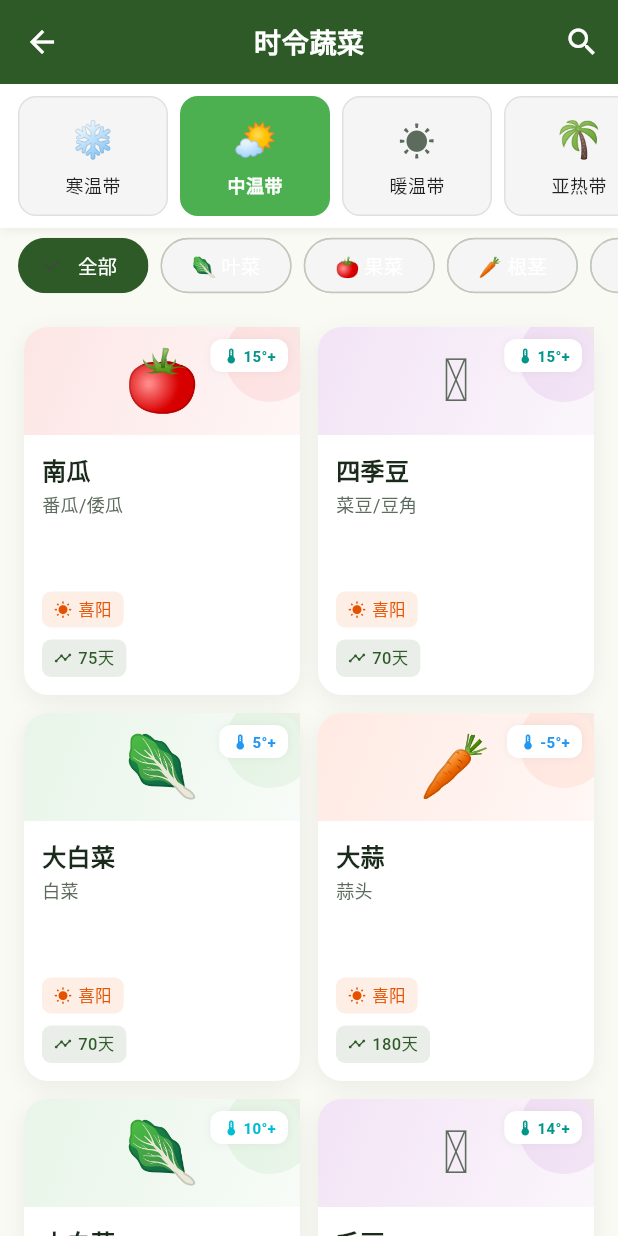
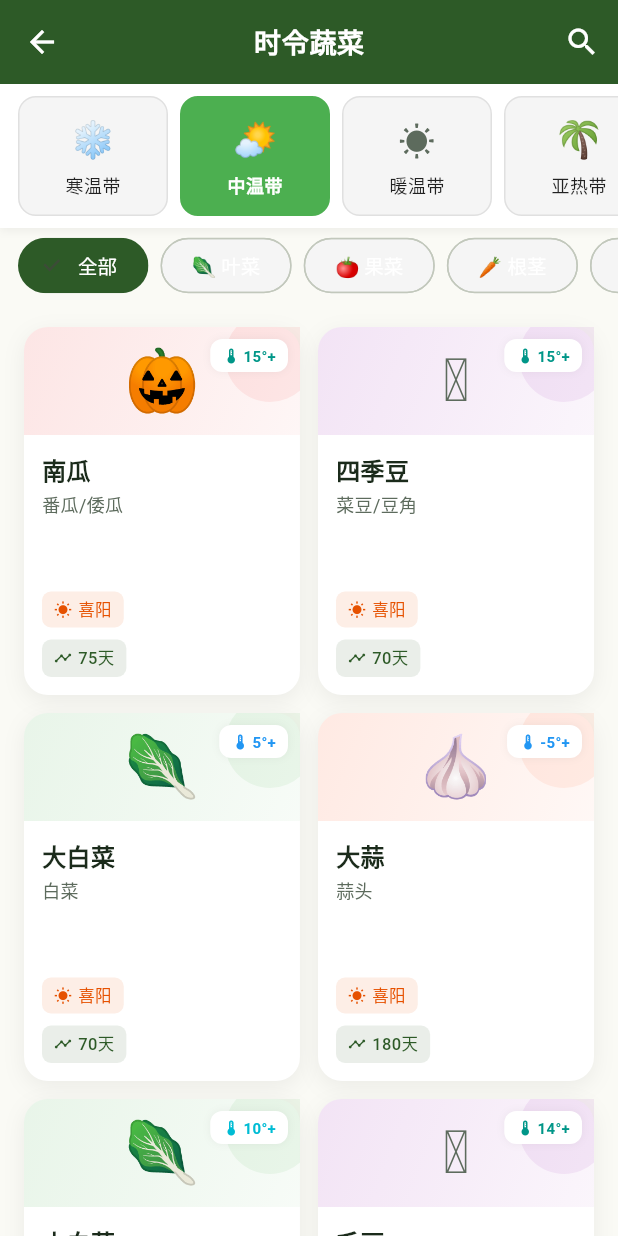
Before and after one commit to liminghuang1985/shiling_vegetable_garden, a Flutter app: the VegetableListPage screen opened directly, after a tap on "🌤️", on a phone screen of 412 x 824 dp. Run offline on Flutter 3.47's test engine with Material 3 defaults, Android fonts, the phone set to English and light mode, and no system bars; our stand-ins replace flutter_riverpod, shared_preferences, sqflite, sqflite_common_ffi; accounts and stored records are empty.

Commit message:
feat: 62种蔬菜专属emoji图标
## 变更
### Vegetable 实体添加 emoji getter
- 新增 _emojiMap 静态映射表（50+种蔬菜emoji）
- fallback: name → alias → category.emoji
- 覆盖所有蔬菜：番茄🍅、茄子🍆、辣椒🌶️、黄瓜🥒、
  南瓜🎃、西瓜🍉、冬瓜🥬、苦瓜🍀、丝瓜🥒、
  菜心🥬、小白菜🥬、大白菜🥬、甘蓝🥬、生菜🥬、
  菠菜🥬、油麦菜🥬、空心菜🥬、木耳菜🥬、苋菜🥬、
  莴笋🥬、茼蒿🌿、芹菜🌿、香菜🌿、韭菜🌿、薄荷🌿、
  萝卜🥕、白萝卜🥕、胡萝卜🥕、土豆🥔、红薯🍠、
  芋头🍠、山药🍠、洋葱🧅、大蒜🧄、姜🫚、
  豌豆🫛、毛豆🫛、四季豆🫛、芸豆🫛、豆角🫛、
  扁豆🫛、蚕豆🫛、豇豆🫛、荷兰豆🫛、豌豆尖🫛、
  玉米🌽、芦笋🟢、西兰花🥦、花椰菜🥦、秋葵🟢、
  佛手瓜🥒、甜瓜🍈、紫苏🌿、艾草🌿、菊苣🌿、
  紫背天葵🌿、草头🌿、芝麻菜🌿、穿心莲🌿、藤三七🌿、
  扫帚菜🌿、豆瓣菜🌿、牛皮菜🥬、甘薯🍠、红薯叶🍠、
  甜菜根🟣、荠菜🌱、莲藕🪷、茭白🟡、黄花菜🌼、
  罗勒🌿

### UI更新
- VegetableCard: category.emoji → vegetable.emoji
- VegetableDetailPage: category.emoji → vegetable.emoji

## 验证
- flutter analyze: 0 errors
- flutter build web: 成功

```diff
--- a/lib/domain/entities/vegetable.dart
+++ b/lib/domain/entities/vegetable.dart
@@ -136,6 +136,38 @@ class Vegetable {
   @override
   int get hashCode => id.hashCode;
 
+  /// 蔬菜专属 Emoji
+  String get emoji {
+    return _emojiMap[name] ?? _emojiMap[alias] ?? category.emoji;
+  }
+
+  static const Map<String, String> _emojiMap = {
+    // 茄果类
+    '番茄': '🍅', '西红柿': '🍅', '茄子': '🍆', '辣椒': '🌶️', '黄瓜': '🥒',
+    '南瓜': '🎃', '西瓜': '🍉', '冬瓜': '🥬', '苦瓜': '🍀', '丝瓜': '🥒',
+    '甜瓜': '🍈', '佛手瓜': '🥒',
+    // 叶菜类
+    '菜心': '🥬', '小白菜': '🥬', '大白菜': '🥬', '甘蓝': '🥬', '生菜': '🥬',
+    '菠菜': '🥬', '油麦菜': '🥬', '芥蓝': '🥬', '空心菜': '🥬', '木耳菜': '🥬',
+    '苋菜': '🥬', '莴笋': '🥬', '茼蒿': '🌿', '芹菜': '🌿', '香菜': '🌿',
+    '韭菜': '🌿', '牛皮菜': '🥬', '紫苏': '🌿', '薄荷': '🌿', '艾草': '🌿',
+    '菊苣': '🌿', '紫背天葵': '🌿', '草头': '🌿', '豆瓣菜': '🌿', '芝麻菜': '🌿',
+    '穿心莲': '🌿', '藤三七': '🌿', '扫帚菜': '🌿',
+    // 根茎类
+    '萝卜': '🥕', '白萝卜': '🥕', '胡萝卜': '🥕', '土豆': '🥔', '红薯': '🍠',
+    '甘薯': '🍠', '红薯叶': '🍠', '芋头': '🍠', '山药': '🍠', '洋葱': '🧅',
+    '大蒜': '🧄', '姜': '🫚', '生姜': '🫚', '荠菜': '🌱', '莲藕': '🪷',
+    '茭白': '🟡', '甜菜根': '🟣',
+    // 豆类
+    '豌豆': '🫛', '毛豆': '🫛', '四季豆': '🫛', '芸豆': '🫛', '豆角': '🫛',
+    '扁豆': '🫛', '蚕豆': '🫛', '豇豆': '🫛', '荷兰豆': '🫛', '豌豆尖': '🫛',
+    // 玉米
+    '玉米': '🌽',
+    // 特殊蔬菜
+    '芦笋': '🟢', '西兰花': '🥦', '花椰菜': '🥦', '秋葵': '🟢',
+    '黄花菜': '🌼', '罗勒': '🌿',
+  };
+
   @override
   String toString() => 'Vegetable(id: $id, name: $name, category: ${category.label})';
 }
--- a/lib/presentation/pages/city_selection_page.dart
+++ b/lib/presentation/pages/city_selection_page.dart
@@ -332,7 +332,7 @@ class _CitySelectionPageState extends ConsumerState<CitySelectionPage> {
                   children: [
                     Text(_getClimateEmoji(city.climate)),
                     const SizedBox(width: 8),
-                    Text('已切换到\${city.climate.label} · \${city.name}'),
+                    Text('已切换到${city.climate.label} · ${city.name}'),
                   ],
                 ),
                 backgroundColor: AppTheme.primaryGreen,
--- a/lib/presentation/pages/vegetable_detail_page.dart
+++ b/lib/presentation/pages/vegetable_detail_page.dart
@@ -38,7 +38,7 @@ class VegetableDetailPage extends ConsumerWidget {
                     Row(
                       children: [
                         Text(
-                          vegetable.category.emoji,
+                          vegetable.emoji,
                           style: const TextStyle(fontSize: 48),
                         ),
                         const SizedBox(width: 16),
@@ -60,7 +60,7 @@ class VegetableDetailPage extends ConsumerWidget {
                               const SizedBox(height: 8),
                               Chip(
                                 label: Text(vegetable.category.label),
-                                avatar: Text(vegetable.category.emoji),
+                                avatar: Text(vegetable.emoji),
                               ),
                             ],
                           ),
--- a/lib/presentation/widgets/vegetable_card.dart
+++ b/lib/presentation/widgets/vegetable_card.dart
@@ -68,7 +68,7 @@ class VegetableCard extends StatelessWidget {
                   // 分类 Emoji
                   Center(
                     child: Text(
-                      vegetable.category.emoji,
+                      vegetable.emoji,
                       style: const TextStyle(fontSize: 40),
                     ),
                   ),
```
